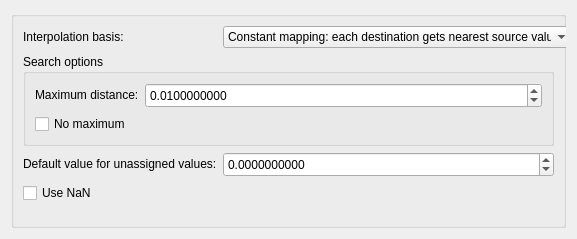
Old version of the form src/Interface/Modules/Fields/MapFieldDataFromSourceToDestinationDialog.ui in the repository SCIInstitute/SCIRun.
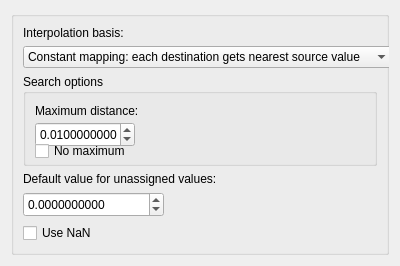
New version of the form.

The edit to the form file:
```diff
--- a/src/Interface/Modules/Fields/MapFieldDataFromSourceToDestinationDialog.ui
+++ b/src/Interface/Modules/Fields/MapFieldDataFromSourceToDestinationDialog.ui
@@ -6,8 +6,8 @@
    <rect>
     <x>0</x>
     <y>0</y>
-    <width>577</width>
-    <height>239</height>
+    <width>400</width>
+    <height>266</height>
    </rect>
   </property>
   <property name="sizePolicy">
@@ -18,8 +18,8 @@
   </property>
   <property name="minimumSize">
    <size>
-    <width>575</width>
-    <height>230</height>
+    <width>400</width>
+    <height>266</height>
    </size>
   </property>
   <property name="windowTitle">
@@ -42,64 +42,7 @@
         </property>
        </widget>
       </item>
-      <item row="0" column="1">
-       <widget class="QComboBox" name="methodComboBox_">
-        <property name="minimumSize">
-         <size>
-          <width>350</width>
-          <height>0</height>
-         </size>
-        </property>
-        <item>
-         <property name="text">
-          <string>Constant mapping: each destination gets nearest source value</string>
-         </property>
-        </item>
-        <item>
-         <property name="text">
-          <string>Constant mapping: each source projects to just one destination</string>
-         </property>
-        </item>
-        <item>
-         <property name="text">
-          <string>Linear (&quot;weighted&quot;)</string>
-         </property>
-        </item>
-       </widget>
-      </item>
-      <item row="7" column="0">
-       <widget class="QLabel" name="label_2">
-        <property name="minimumSize">
-         <size>
-          <width>180</width>
-          <height>0</height>
-         </size>
-        </property>
-        <property name="text">
-         <string>Default value for unassigned values:</string>
-        </property>
-       </widget>
-      </item>
-      <item row="7" column="1">
-       <widget class="QDoubleSpinBox" name="defaultValueDoubleSpinBox_">
-        <property name="minimumSize">
-         <size>
-          <width>0</width>
-          <height>25</height>
-         </size>
-        </property>
-        <property name="decimals">
-         <number>10</number>
-        </property>
-        <property name="minimum">
-         <double>-1000000000.000000000000000</double>
-        </property>
-        <property name="maximum">
-         <double>1000000000.000000000000000</double>
-        </property>
-       </widget>
-      </item>
-      <item row="3" column="0" colspan="2">
+      <item row="2" column="0" colspan="2">
        <widget class="QGroupBox" name="groupBox_2">
         <property name="minimumSize">
          <size>
@@ -110,18 +53,21 @@
         <property name="title">
          <string>Search options</string>
         </property>
-        <layout class="QFormLayout" name="formLayout_2">
-         <property name="fieldGrowthPolicy">
-          <enum>QFormLayout::AllNonFixedFieldsGrow</enum>
-         </property>
-         <item row="1" column="0">
+        <layout class="QVBoxLayout" name="verticalLayout_2">
+         <item>
           <widget class="QLabel" name="maxDistanceLabel_">
+           <property name="minimumSize">
+            <size>
+             <width>0</width>
+             <height>15</height>
+            </size>
+           </property>
            <property name="text">
             <string>Maximum distance:</string>
            </property>
           </widget>
          </item>
-         <item row="1" column="1">
+         <item>
           <widget class="QDoubleSpinBox" name="maxDistanceSpinBox_">
            <property name="minimumSize">
             <size>
@@ -129,6 +75,12 @@
              <height>25</height>
             </size>
            </property>
+           <property name="maximumSize">
+            <size>
+             <width>100</width>
+             <height>16777215</height>
+            </size>
+           </property>
            <property name="decimals">
             <number>10</number>
            </property>
@@ -143,8 +95,14 @@
            </property>
           </widget>
          </item>
-         <item row="2" column="0">
+         <item>
           <widget class="QCheckBox" name="noMaxCheckBox_">
+           <property name="minimumSize">
+            <size>
+             <width>0</width>
+             <height>20</height>
+            </size>
+           </property>
            <property name="text">
             <string>No maximum</string>
            </property>
@@ -153,13 +111,70 @@
         </layout>
        </widget>
       </item>
-      <item row="8" column="0">
+      <item row="3" column="0">
+       <widget class="QLabel" name="label_2">
+        <property name="minimumSize">
+         <size>
+          <width>180</width>
+          <height>0</height>
+         </size>
+        </property>
+        <property name="text">
+         <string>Default value for unassigned values:</string>
+        </property>
+       </widget>
+      </item>
+      <item row="4" column="0">
+       <widget class="QDoubleSpinBox" name="defaultValueDoubleSpinBox_">
+        <property name="minimumSize">
+         <size>
+          <width>0</width>
+          <height>25</height>
+         </size>
+        </property>
+        <property name="decimals">
+         <number>10</number>
+        </property>
+        <property name="minimum">
+         <double>-1000000000.000000000000000</double>
+        </property>
+        <property name="maximum">
+         <double>1000000000.000000000000000</double>
+        </property>
+       </widget>
+      </item>
+      <item row="5" column="0">
        <widget class="QCheckBox" name="useNanForUnassignedValuesCheckBox_">
         <property name="text">
          <string>Use NaN</string>
         </property>
        </widget>
       </item>
+      <item row="1" column="0">
+       <widget class="QComboBox" name="methodComboBox_">
+        <property name="minimumSize">
+         <size>
+          <width>350</width>
+          <height>0</height>
+         </size>
+        </property>
+        <item>
+         <property name="text">
+          <string>Constant mapping: each destination gets nearest source value</string>
+         </property>
+        </item>
+        <item>
+         <property name="text">
+          <string>Constant mapping: each source projects to just one destination</string>
+         </property>
+        </item>
+        <item>
+         <property name="text">
+          <string>Linear (&quot;weighted&quot;)</string>
+         </property>
+        </item>
+       </widget>
+      </item>
      </layout>
      <zorder>label_2</zorder>
      <zorder>defaultValueDoubleSpinBox_</zorder>
```
Left out of the diff: 7 changed lines with no effect on the pictures.
